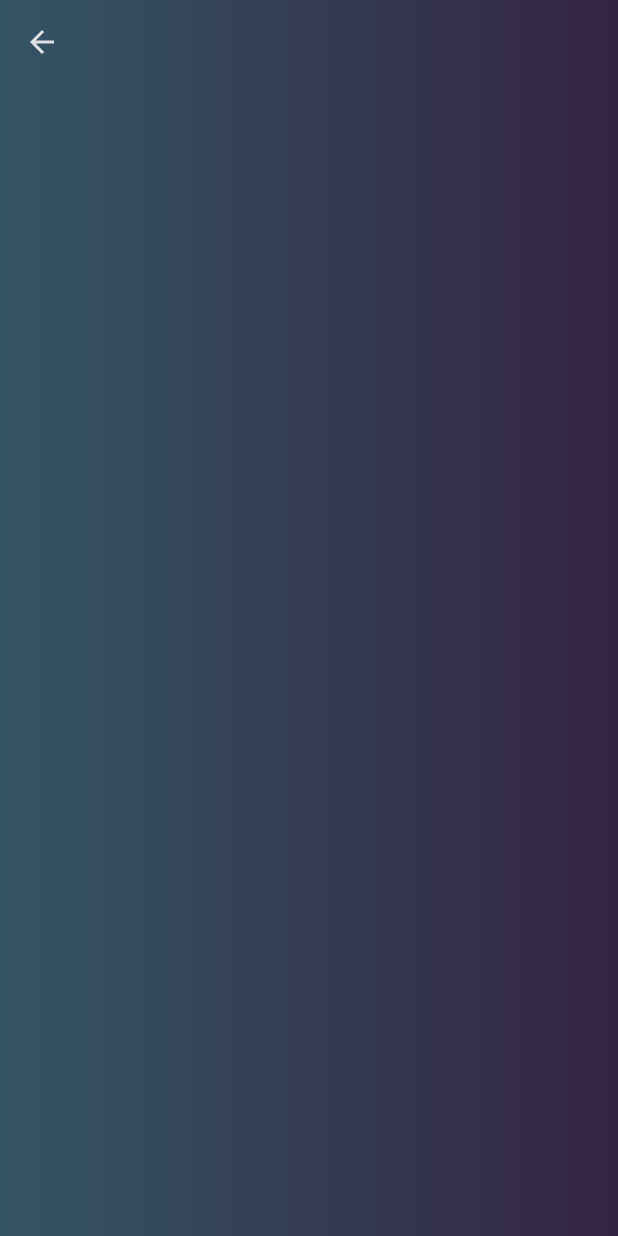
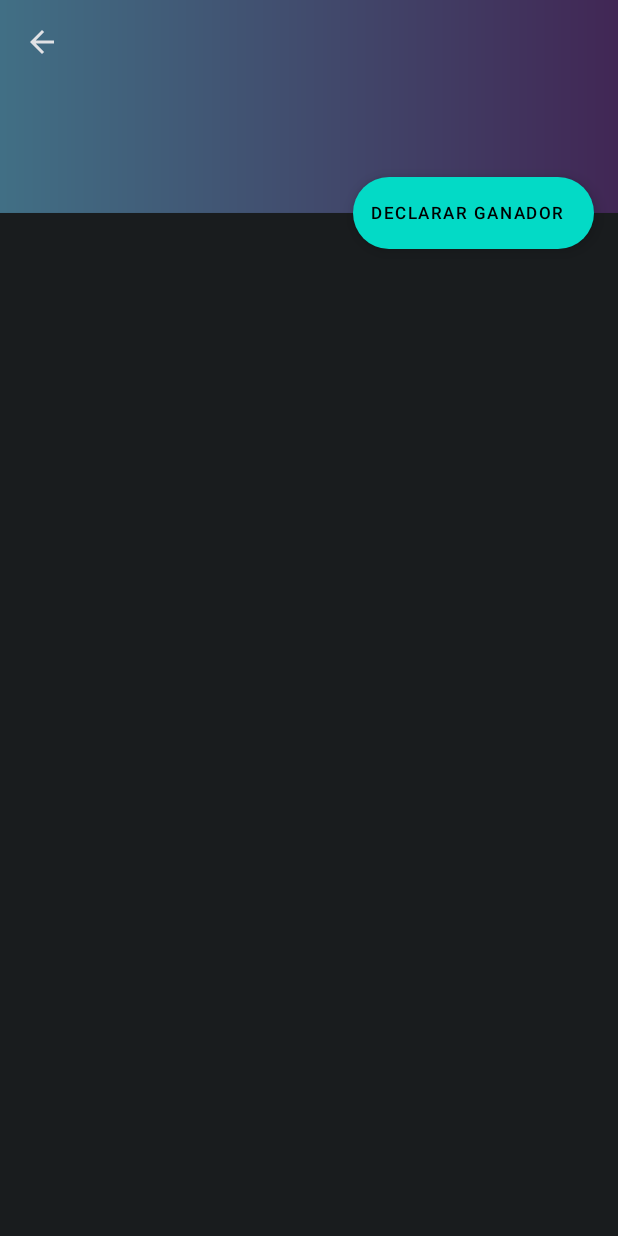
Before and after one commit to TomasVilalta/BetBracket, an Android app: the screen it shows after launch (MainActivity), after a tap on "EEee si", on a phone screen of 412 x 824 dp. Run offline under Robolectric (Android 15) with nearby library versions, the phone set to English and light mode, and no system bars; our stand-ins replace navigation-ui; pictures from the network do not load; 1 statement that could not run was skipped.

Commit message:
EventDetailFragment Ui

```diff
--- a/app/src/main/java/com/example/betbracket/events/fragments/EventDetailFragment.kt
+++ b/app/src/main/java/com/example/betbracket/events/fragments/EventDetailFragment.kt
@@ -1,45 +1,46 @@
 package com.example.betbracket.events.fragments
 
 import android.os.Bundle
-import androidx.fragment.app.Fragment
 import android.view.LayoutInflater
 import android.view.View
 import android.view.ViewGroup
-import android.view.animation.Animation
-import android.view.animation.AnimationUtils
 import androidx.appcompat.app.AppCompatActivity
 import androidx.navigation.findNavController
-import androidx.navigation.fragment.navArgs
-import com.example.betbracket.R
 import com.example.betbracket.abstractFragments.SecondaryScreenAbstractFragment
 import com.example.betbracket.databinding.FragmentEventDetailBinding
-import com.google.android.material.appbar.MaterialToolbar
 import com.google.android.material.bottomnavigation.BottomNavigationView
 
 
 class EventDetailFragment : SecondaryScreenAbstractFragment() {
     private var _binding: FragmentEventDetailBinding? = null
     private val binding get() = _binding!!
-    private lateinit var bottomNav : BottomNavigationView
+    private lateinit var bottomNav: BottomNavigationView
     override fun onCreateView(
         inflater: LayoutInflater, container: ViewGroup?,
         savedInstanceState: Bundle?
     ): View? {
-        _binding = FragmentEventDetailBinding.inflate(inflater,container,false)
+        _binding = FragmentEventDetailBinding.inflate(inflater, container, false)
         val args = EventDetailFragmentArgs.fromBundle(requireArguments())
 
 
         (activity as AppCompatActivity).supportActionBar?.hide()
         animateBottomNav()
 
-        binding.backButton.setOnClickListener{
+        binding.backButton.setOnClickListener {
             it.findNavController().navigateUp()
-            (activity as AppCompatActivity).supportActionBar?.show()
+
         }
 
         return binding.root
     }
 
-
+    override fun onDestroy() {
+        super.onDestroy()
+        (activity as AppCompatActivity).supportActionBar?.show()
 
     }
+
+    override fun onPrimaryNavigationFragmentChanged(isPrimaryNavigationFragment: Boolean) {
+        super.onPrimaryNavigationFragmentChanged(isPrimaryNavigationFragment)
+    }
+}
--- a/app/src/main/res/drawable/gradient.xml
+++ b/app/src/main/res/drawable/gradient.xml
@@ -7,8 +7,8 @@
 
     <gradient
         android:type="linear"
-        android:startColor="#5070D2FF"
-        android:endColor="#50703496"
+        android:startColor="#7570D2FF"
+        android:endColor="#75703496"
         android:angle="0"
 
         />
--- a/app/src/main/res/layout/fragment_event_detail.xml
+++ b/app/src/main/res/layout/fragment_event_detail.xml
@@ -14,9 +14,31 @@
         android:src="@drawable/ic_arrow_back_24"
         app:layout_constraintTop_toTopOf="parent"
         app:layout_constraintStart_toStartOf="parent"
-        android:layout_marginTop="16dp"
-        android:layout_marginStart="16dp"
+        android:layout_marginTop="@dimen/margin_medium"
+        android:layout_marginStart="@dimen/margin_medium"
+        android:layout_marginBottom="102dp"
+        app:layout_constraintBottom_toTopOf="@id/scroll_view"
         />
+
+    <com.google.android.material.floatingactionbutton.ExtendedFloatingActionButton
+        android:layout_width="wrap_content"
+        android:layout_height="wrap_content"
+        android:layout_marginEnd="@dimen/margin_medium"
+        android:text="Declarar ganador"
+        android:textSize="11sp"
+        app:layout_constraintBottom_toTopOf="@+id/scroll_view"
+        app:layout_constraintEnd_toEndOf="parent"
+        app:layout_constraintTop_toTopOf="@+id/scroll_view" />
+
+    <ScrollView
+        android:id="@+id/scroll_view"
+        android:layout_width="match_parent"
+        android:layout_height="0dp"
+        android:elevation="1dp"
+        android:background="@color/background"
+        app:layout_constraintBottom_toBottomOf="parent"
+        app:layout_constraintStart_toStartOf="parent"
+        app:layout_constraintTop_toBottomOf="@id/back_button" />
 
 
 
--- a/app/src/main/res/navigation/nav_graph.xml
+++ b/app/src/main/res/navigation/nav_graph.xml
@@ -36,8 +36,8 @@
     <fragment
         android:id="@+id/playerFormFragment"
         android:name="com.example.betbracket.players.playerForm.PlayerFormFragment"
-        android:label="Nuevo Jugador"
-        tools:layout="@layout/fragment_player_form" >
+        android:label=" "
+        tools:layout="@layout/fragment_player_form">
         <action
             android:id="@+id/action_playerFormFragment_to_playersFragment"
             app:destination="@id/playersFragment"
@@ -47,14 +47,14 @@
             app:popUpToInclusive="true" />
         <argument
             android:name="playerPos"
-            app:argType="integer"
-            android:defaultValue="-1" />
+            android:defaultValue="-1"
+            app:argType="integer" />
     </fragment>
     <fragment
         android:id="@+id/createEventFragment"
         android:name="com.example.betbracket.events.fragments.CreateEventFragment"
-        android:label="fragment_create_event"
-        tools:layout="@layout/fragment_create_event" >
+        android:label=" "
+        tools:layout="@layout/fragment_create_event">
         <action
             android:id="@+id/action_createEventFragment_to_eventsFragment"
             app:destination="@id/eventsFragment" />
@@ -62,6 +62,7 @@
     <fragment
         android:id="@+id/eventDetailFragment"
         android:name="com.example.betbracket.events.fragments.EventDetailFragment"
+        android:label=" "
         tools:layout="@layout/fragment_event_detail">
         <argument
             android:name="eventPos"
```
Also changed, not shown: app/src/main/java/com/example/betbracket/players/playerForm/PlayerFormFragment.kt (+9 -58 lines).
